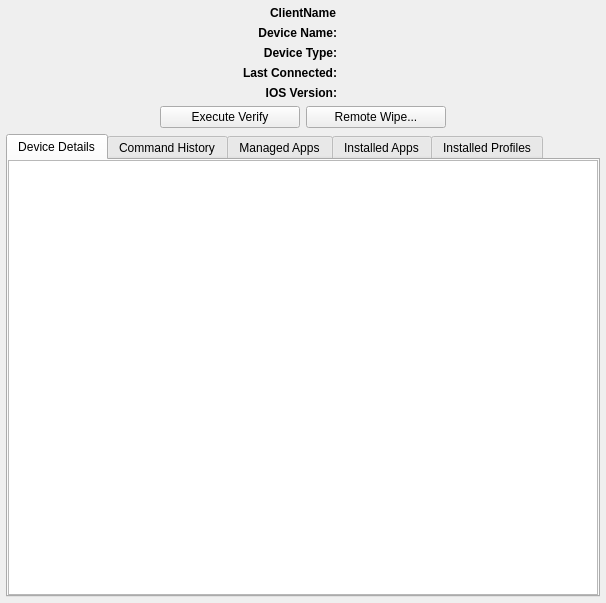
Old version of the form FWAdminLib/ClientReport_iOS_Dlg.ui in the repository fw-dev/translations.
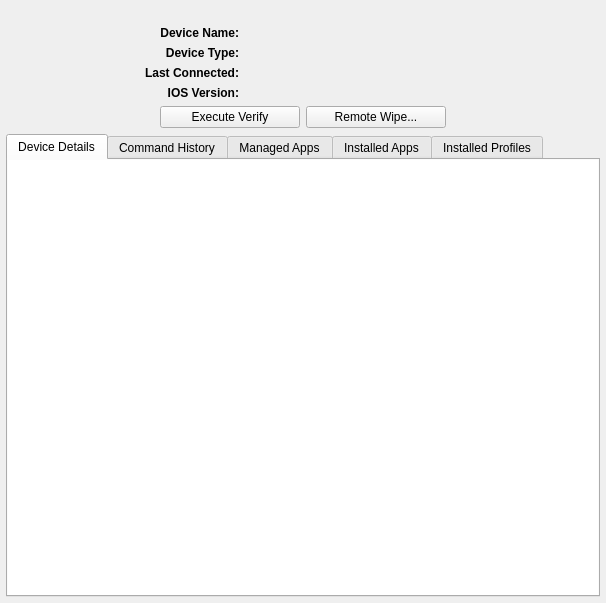
New version of the form. Icons and pictures are not drawn. Custom widgets are drawn as their Qt base class.

Patch:
```diff
--- a/FWAdminLib/ClientReport_iOS_Dlg.ui
+++ b/FWAdminLib/ClientReport_iOS_Dlg.ui
@@ -35,7 +35,7 @@
          </font>
         </property>
         <property name="text">
-         <string>ClientName</string>
+         <string/>
         </property>
         <property name="alignment">
          <set>Qt::AlignCenter</set>
@@ -153,8 +153,27 @@
           </item>
          </layout>
         </item>
+        <item>
+         <spacer name="horizontalSpacer_5">
+          <property name="orientation">
+           <enum>Qt::Horizontal</enum>
+          </property>
+          <property name="sizeHint" stdset="0">
+           <size>
+            <width>40</width>
+            <height>20</height>
+           </size>
+          </property>
+         </spacer>
+        </item>
         <item>
          <widget class="QLabel" name="platformIcon">
+          <property name="minimumSize">
+           <size>
+            <width>64</width>
+            <height>64</height>
+           </size>
+          </property>
           <property name="maximumSize">
            <size>
             <width>64</width>
@@ -269,7 +288,10 @@
            <number>0</number>
           </property>
           <item>
-           <widget class="QTreeView" name="detailsView">
+           <widget class="StyledTreeView" name="detailsView">
+            <property name="frameShape">
+             <enum>QFrame::NoFrame</enum>
+            </property>
             <property name="editTriggers">
              <set>QAbstractItemView::NoEditTriggers</set>
             </property>
@@ -459,8 +481,13 @@
    </item>
   </layout>
  </widget>
- <resources>
-  <include location="../FileWaveGuiLib/GuiLib.qrc"/>
- </resources>
+ <customwidgets>
+  <customwidget>
+   <class>StyledTreeView</class>
+   <extends>QTreeView</extends>
+   <header>FileWaveGuiLib/styledviews/styledtreeview.h</header>
+  </customwidget>
+ </customwidgets>
+ <resources/>
  <connections/>
 </ui>
```
Left out of the diff: 28 changed lines with no effect on the pictures.
